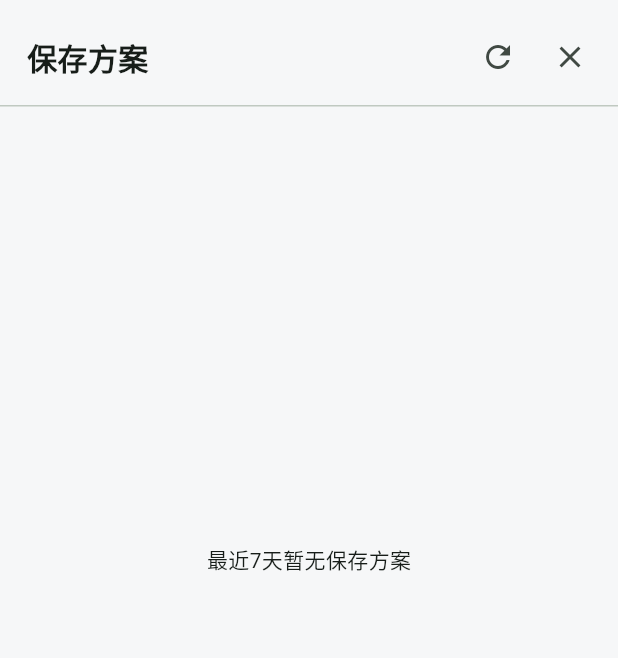
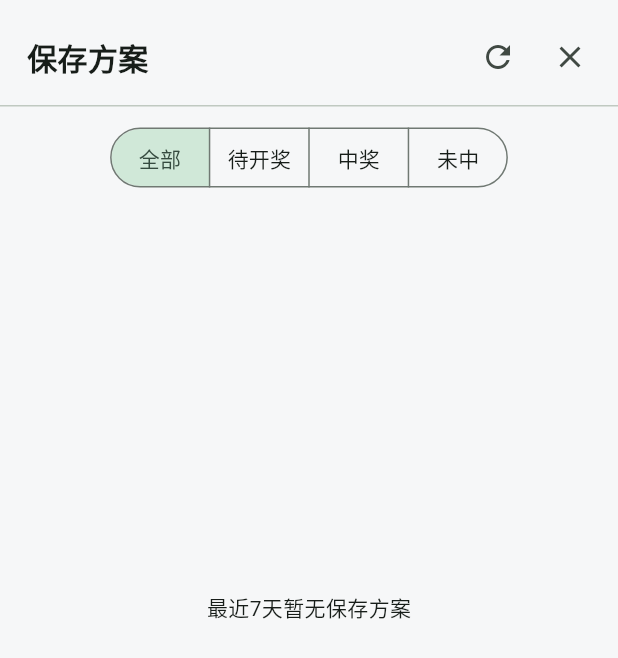
Before and after one commit to qq1141313485-ai/dropll, a Flutter app: the _SavedSchemesSheet widget shown alone on an empty page, opened directly, on a phone screen of 412 x 824 dp. Shown: the top 658 px of the screen. Run offline on Flutter 3.47's test engine with Material 3 defaults, Android fonts, the phone set to English and light mode, and no system bars; our stand-ins replace share_plus, shared_preferences; accounts and stored records are empty.

Commit message:
feat: filter saved schemes by settlement state

```diff
--- a/lib/selection_page.dart
+++ b/lib/selection_page.dart
@@ -2876,6 +2876,7 @@ class _SavedSchemesSheetState extends State<_SavedSchemesSheet> {
   List<String> rawItems = const [];
   bool loading = true;
   bool settling = false;
+  String statusFilter = 'all';
 
   @override
   void initState() {
@@ -2946,6 +2947,21 @@ class _SavedSchemesSheetState extends State<_SavedSchemesSheet> {
     return created != null &&
         !created.isBefore(DateTime.now().subtract(const Duration(days: 7)));
   }
+
+  String _settlementState(Map<String, dynamic> item) {
+    final settlement = item['settlement'];
+    return settlement is Map ? settlement['state']?.toString() ?? '' : '';
+  }
+
+  List<String> _visibleItems() => rawItems.where((raw) {
+        final item = _decode(raw);
+        if (!_withinLastSevenDays(item)) return false;
+        return switch (statusFilter) {
+          'won' || 'lost' => _settlementState(item) == statusFilter,
+          'pending' => !{'won', 'lost'}.contains(_settlementState(item)),
+          _ => true,
+        };
+      }).toList(growable: false);
 
   ({String label, Color background, Color foreground}) _statusStyle(
       Map<String, dynamic> item) {
@@ -3277,27 +3293,35 @@ class _SavedSchemesSheetState extends State<_SavedSchemesSheet> {
                       icon: const Icon(Icons.close))
                 ])),
             const Divider(height: 1),
+            Padding(
+                padding: const EdgeInsets.fromLTRB(12, 10, 12, 6),
+                child: SegmentedButton<String>(
+                    showSelectedIcon: false,
+                    segments: const [
+                      ButtonSegment(value: 'all', label: Text('全部')),
+                      ButtonSegment(value: 'pending', label: Text('待开奖')),
+                      ButtonSegment(value: 'won', label: Text('中奖')),
+                      ButtonSegment(value: 'lost', label: Text('未中')),
+                    ],
+                    selected: {statusFilter},
+                    onSelectionChanged: (value) =>
+                        setState(() => statusFilter = value.first))),
             Expanded(
                 child: loading
                     ? const Center(child: CircularProgressIndicator())
-                    : rawItems
-                            .where((raw) => _withinLastSevenDays(_decode(raw)))
-                            .isEmpty
-                        ? const Center(child: Text('最近7天暂无保存方案'))
+                    : _visibleItems().isEmpty
+                        ? Center(
+                            child: Text(statusFilter == 'all'
+                                ? '最近7天暂无保存方案'
+                                : '暂无符合条件的方案'))
                         : ListView.separated(
                             controller: controller,
                             padding: const EdgeInsets.all(12),
-                            itemCount: rawItems
-                                .where(
-                                    (raw) => _withinLastSevenDays(_decode(raw)))
-                                .length,
+                            itemCount: _visibleItems().length,
                             separatorBuilder: (_, __) =>
                                 const SizedBox(height: 8),
                             itemBuilder: (_, index) {
-                              final visible = rawItems
-                                  .where((raw) =>
-                                      _withinLastSevenDays(_decode(raw)))
-                                  .toList(growable: false);
+                              final visible = _visibleItems();
                               final raw = visible[index];
                               final item = _decode(raw);
                               final amount = item['amount'];
```
